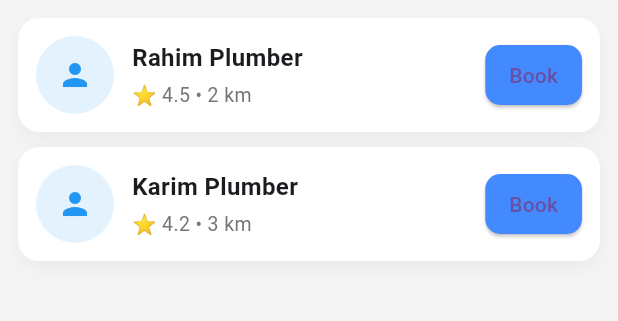
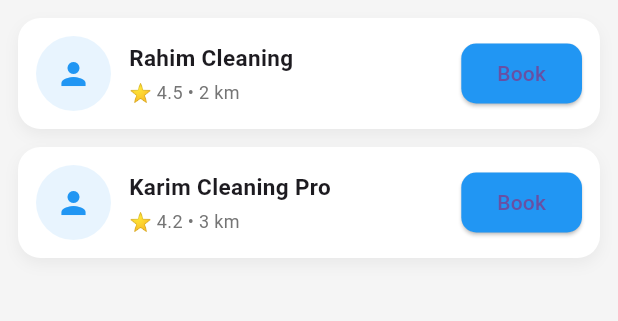
Before and after one commit to limon17289/Saidpur-Service, a Flutter app: the HomePage screen opened by its route, after a tap on "Cleaning", on a phone screen of 412 x 824 dp, the part 84-405 px from its top. Run offline on Flutter 3.47's test engine with Material 3 defaults, Android fonts, the phone set to English and light mode, and no system bars; our stand-ins replace flutter_easyloading, flutter_screenutil, get; network calls fail; Roboto replaces fonts that are missing (Poppins).

Commit message:
service list

```diff
--- a/lib/HomePage/home_page.dart
+++ b/lib/HomePage/home_page.dart
@@ -123,7 +123,7 @@ class HomePage extends GetView<HomePageController> {
                     onTap: () {
                       Get.toNamed(
                         Routes.serviceList,
-                        arguments: item["name"], // e.g. Plumbing
+                        arguments: item["name"], // Category name
                       );
                     },
                     child: Container(
--- a/lib/ServiceList/service_list.dart
+++ b/lib/ServiceList/service_list.dart
@@ -17,38 +17,41 @@ class ServiceList extends GetView<ServiceListController> {
         backgroundColor: Colors.white,
         foregroundColor: Colors.black,
       ),
+
       body: Obx(
-        () => ListView.separated(
+        () => ListView.builder(
           padding: const EdgeInsets.all(12),
           itemCount: controller.services.length,
-          separatorBuilder: (_, __) => const SizedBox(height: 10),
           itemBuilder: (context, index) {
             var item = controller.services[index];
 
             return Container(
+              margin: const EdgeInsets.only(bottom: 12),
+              padding: const EdgeInsets.all(12),
               decoration: BoxDecoration(
                 color: Colors.white,
-                borderRadius: BorderRadius.circular(14),
+                borderRadius: BorderRadius.circular(15),
                 boxShadow: [
                   BoxShadow(
                     color: Colors.black.withOpacity(0.05),
-                    blurRadius: 10,
+                    blurRadius: 8,
                     offset: const Offset(0, 4),
                   )
                 ],
               ),
-              child: Padding(
-                padding: const EdgeInsets.all(12),
+
               child: Row(
                 children: [
+                  /// Avatar
                   CircleAvatar(
-                      radius: 26,
-                      backgroundColor: Colors.blue.shade50,
+                    radius: 25,
+                    backgroundColor: Colors.blue.withOpacity(0.1),
                     child: const Icon(Icons.person, color: Colors.blue),
                   ),
+
                   const SizedBox(width: 12),
 
-                    /// Info Section
+                  /// Info
                   Expanded(
                     child: Column(
                       crossAxisAlignment: CrossAxisAlignment.start,
@@ -56,8 +59,8 @@ class ServiceList extends GetView<ServiceListController> {
                         Text(
                           item["name"],
                           style: const TextStyle(
-                              fontSize: 16,
-                              fontWeight: FontWeight.w600,
+                            fontSize: 15,
+                            fontWeight: FontWeight.bold,
                           ),
                         ),
                         const SizedBox(height: 4),
@@ -65,7 +68,7 @@ class ServiceList extends GetView<ServiceListController> {
                           "⭐ ${item["rating"]} • ${item["distance"]}",
                           style: TextStyle(
                             color: Colors.grey[600],
-                              fontSize: 13,
+                            fontSize: 12,
                           ),
                         ),
                       ],
@@ -75,13 +78,9 @@ class ServiceList extends GetView<ServiceListController> {
                   /// Button
                   ElevatedButton(
                     style: ElevatedButton.styleFrom(
-                        backgroundColor: Colors.blueAccent,
+                      backgroundColor: Colors.blue,
                       shape: RoundedRectangleBorder(
                         borderRadius: BorderRadius.circular(10),
-                        ),
-                        padding: const EdgeInsets.symmetric(
-                          horizontal: 16,
-                          vertical: 10,
                       ),
                     ),
                     onPressed: () {
@@ -94,7 +93,6 @@ class ServiceList extends GetView<ServiceListController> {
                   ),
                 ],
               ),
-              ),
             );
           },
         ),
--- a/lib/ServiceList/service_list_controller.dart
+++ b/lib/ServiceList/service_list_controller.dart
@@ -2,16 +2,9 @@ import 'package:get/get.dart';
 import 'package:get/get_state_manager/src/simple/get_controllers.dart';
 
 class ServiceListController extends GetxController {
-  var services = [].obs;
-  var category = "";
+  // var services = [].obs;
+  // var category = "";
 
-  @override
-  void onInit() {
-    super.onInit();
-    category = Get.arguments;
-
-    fetchServices();
-  }
 
   void fetchServices() {
     // dummy data
@@ -28,4 +21,76 @@ class ServiceListController extends GetxController {
       },
     ];
   }
+
+
+
+//   import 'package:get/get.dart';
+
+// class ServiceListController extends GetxController {
+  var category = "";
+  var services = [].obs;
+
+  final allServices = [
+    {
+      "name": "Rahim Cleaning",
+      "category": "Cleaning",
+      "rating": 4.5,
+      "distance": "2 km"
+    },
+    {
+      "name": "Karim Cleaning Pro",
+      "category": "Cleaning",
+      "rating": 4.2,
+      "distance": "3 km"
+    },
+    {
+      "name": "Jamal Plumber",
+      "category": "Plumbing",
+      "rating": 4.7,
+      "distance": "1.5 km"
+    },
+    {
+      "name": "Electric Master",
+      "category": "Electric",
+      "rating": 4.3,
+      "distance": "2 km"
+    },
+    {
+      "name": "AC Repair Expert",
+      "category": "AC Repair",
+      "rating": 4.6,
+      "distance": "1 km"
+    },
+    {
+      "name": "Painting Pro",
+      "category": "Painting",
+      "rating": 4.1,
+      "distance": "3 km"
+    },
+    {
+      "name": "Car Wash Center",
+      "category": "Car Wash",
+      "rating": 4.4,
+      "distance": "2.5 km"
+    },
+  ];
+
+  @override
+  void onInit() {
+    super.onInit();
+category = Get.arguments;
+
+    fetchServices();
+    category = Get.arguments ?? "";
+
+    filterData();
+  }
+
+  void filterData() {
+    services.value = allServices
+        .where((e) =>
+            e["category"].toString().toLowerCase() ==
+            category.toString().toLowerCase())
+        .toList();
+  }
 }
```
Lines whose indentation alone changed are shown as unchanged.
